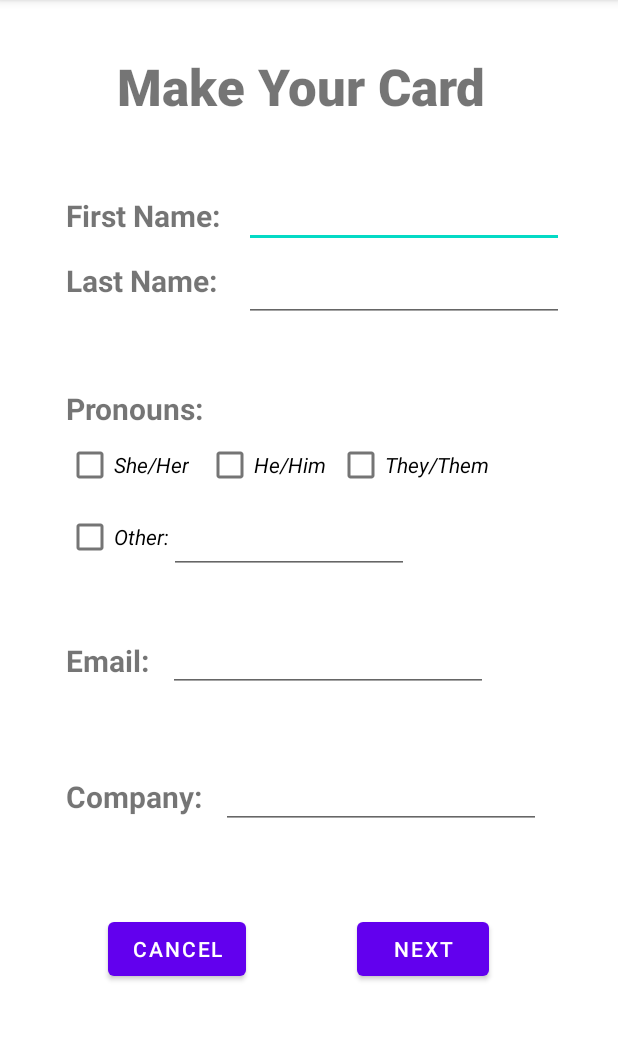
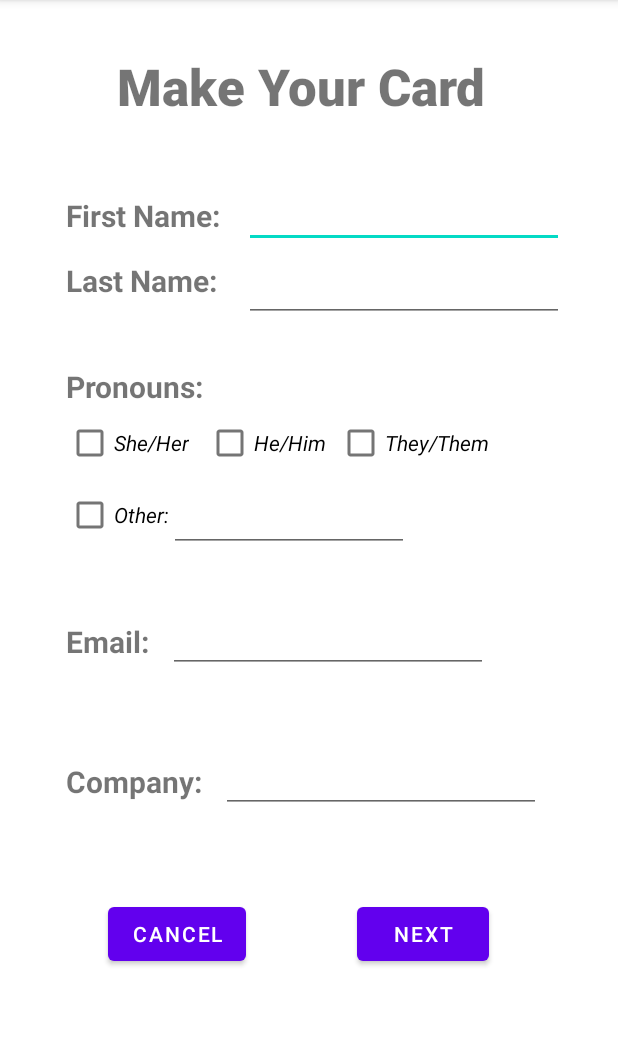
Before and after one commit to clr7695/BusinessBuddyv2, an Android app: the MakeCardActivity screen opened directly, with no data from a screen before it, on a phone screen of 412 x 824 dp, the part 84-1125 px from its top. Run offline under Robolectric (Android 15) with nearby library versions, the phone set to English and light mode, and no system bars.

Commit message:
for testing make card screen

```diff
--- a/app/build.gradle
+++ b/app/build.gradle
@@ -37,6 +37,7 @@ dependencies {
     implementation files('C:\\Users\\jwlyn\\StudioProjects\\BusinessBuddyv2\\json-simple-1.1.1-javadoc.jar')
     implementation files('..\\json-simple-1.1.1.jar\\json-simple-1.1.1.jar')
     implementation files('src\\main\\java\\json-simple-1.1.1.jar\\json-simple-1.1.1.jar')
+    implementation files('src\\main\\java\\json-simple-1.1.1.jar\\json-simple-1.1.1.jar')
     testImplementation 'junit:junit:4.13.2'
     androidTestImplementation 'androidx.test.ext:junit:1.1.4'
     androidTestImplementation 'androidx.test.espresso:espresso-core:3.5.0'
--- a/app/src/main/java/com/example/businessbuddyv2/MakeCardActivity.java
+++ b/app/src/main/java/com/example/businessbuddyv2/MakeCardActivity.java
@@ -2,6 +2,7 @@ package com.example.businessbuddyv2;
 
 import androidx.appcompat.app.AppCompatActivity;
 
+import android.content.Intent;
 import android.os.Bundle;
 import android.view.View;
 import android.widget.Button;
@@ -85,5 +86,13 @@ public class MakeCardActivity extends AppCompatActivity {
 
             }
         });
+
+        c_btn_cancel_make_card.setOnClickListener(new View.OnClickListener() {
+            @Override
+            public void onClick(View view) {
+                Intent intent = new Intent(MakeCardActivity.this, MainActivity.class);
+                startActivity(intent);
+            }
+        });
     }
 }
--- a/app/src/main/res/layout/activity_make_card.xml
+++ b/app/src/main/res/layout/activity_make_card.xml
@@ -93,7 +93,7 @@
         app:layout_constraintHorizontal_bias="0.138"
         app:layout_constraintStart_toStartOf="parent"
         app:layout_constraintTop_toBottomOf="@+id/tv_last_name"
-        app:layout_constraintVertical_bias="0.108" />
+        app:layout_constraintVertical_bias="0.08" />
 
     <EditText
         android:id="@+id/et_first_name"
```
